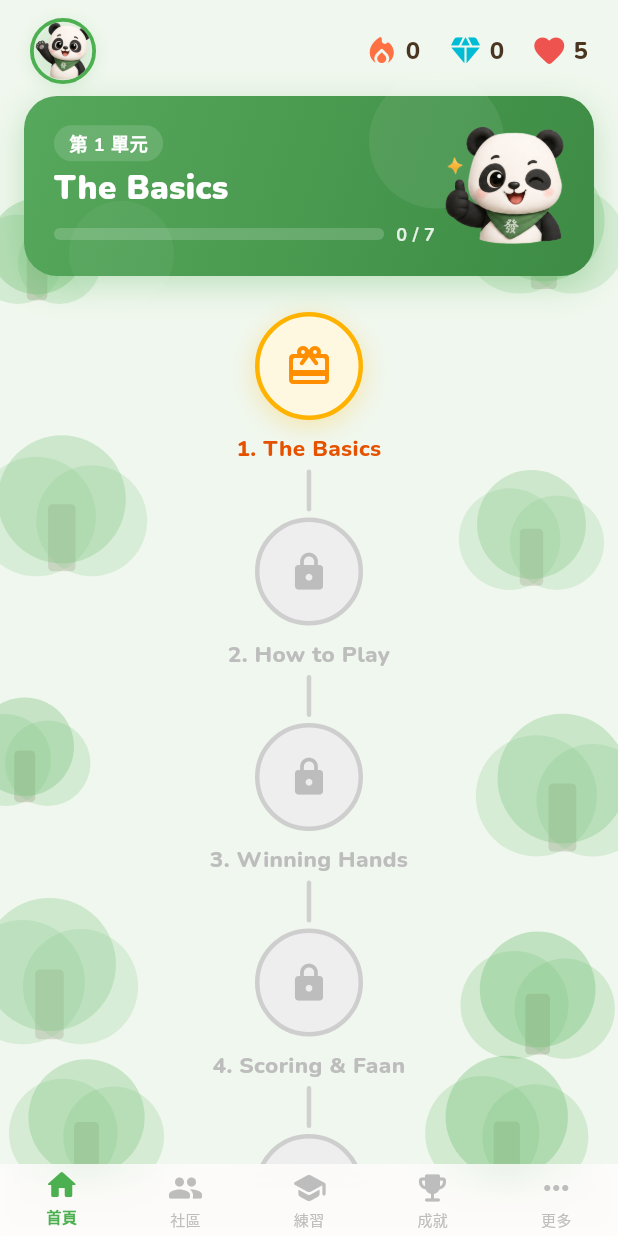
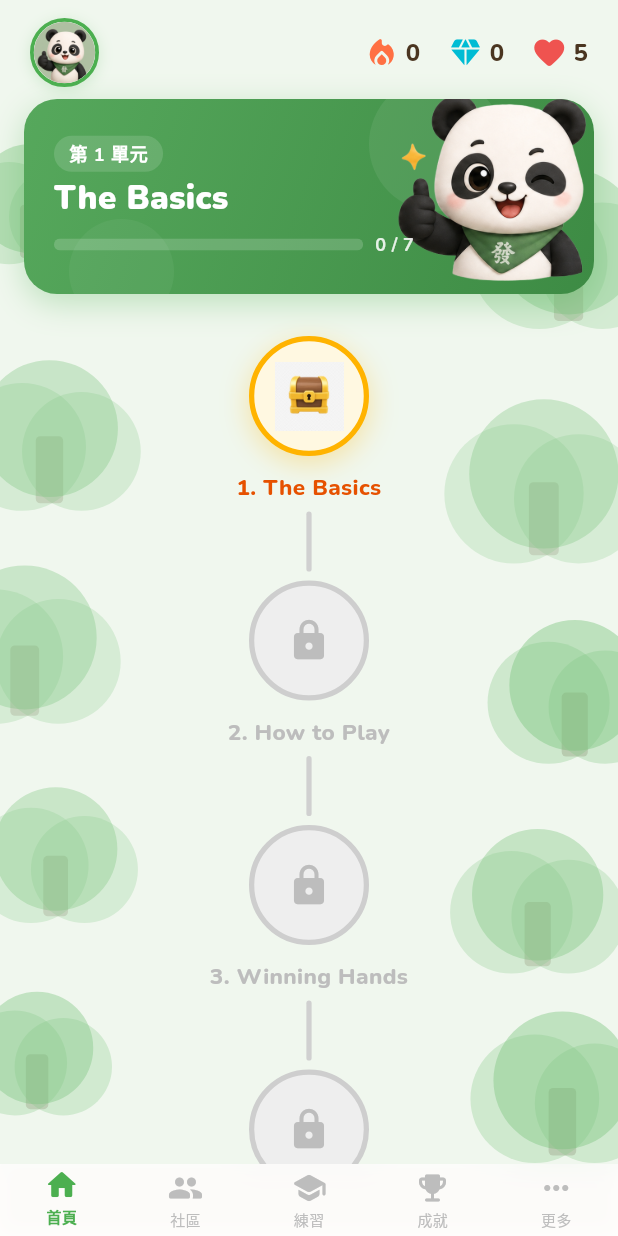
Before and after one commit to garyhcy/mahjong-learning, a Flutter app: the screen it shows once a user with an empty profile is signed in, on a phone screen of 412 x 824 dp. Run offline on Flutter 3.47's test engine with Material 3 defaults, Android fonts, the phone set to English and light mode, and no system bars; our stand-ins replace audioplayers, cloud_firestore, firebase_auth, firebase_core, google_fonts, google_sign_in and 1 more; accounts and stored records are empty; network calls fail.

Commit message:
feat: avatar + treasure chest images, improved home screen layout

```diff
--- a/lib/screens/home_screen.dart
+++ b/lib/screens/home_screen.dart
@@ -45,25 +45,27 @@ class HomeScreen extends StatelessWidget {
       padding: const EdgeInsets.fromLTRB(20, 12, 20, 8),
       child: Row(
         children: [
-          // 熊貓頭像
+          // 熊貓頭像 - 使用專屬 avatar 圖片
           Container(
-            width: 44,
-            height: 44,
+            width: 46,
+            height: 46,
             decoration: BoxDecoration(
               shape: BoxShape.circle,
               border: Border.all(color: const Color(0xFF4CAF50), width: 2.5),
               boxShadow: [
                 BoxShadow(
-                  color: const Color(0xFF4CAF50).withAlpha(40),
+                  color: const Color(0xFF4CAF50).withAlpha(50),
                   blurRadius: 8,
                   offset: const Offset(0, 2),
                 ),
               ],
             ),
-            child: const ClipOval(
-              child: MascotWidget(
-                expression: MascotExpression.happy,
-                size: 44,
+            child: ClipOval(
+              child: Image.asset(
+                'assets/images/avatar.png',
+                width: 46,
+                height: 46,
+                fit: BoxFit.cover,
               ),
             ),
           ),
@@ -119,11 +121,11 @@ class HomeScreen extends StatelessWidget {
   Widget _buildUnitBanner(GameState game, int unitProgress) {
     final stage = game.stages.isNotEmpty ? game.stages.first : null;
     final title = stage?.title ?? '認識麻將';
-    final stageNum = 1;
+    const stageNum = 1;
 
     return Container(
       margin: const EdgeInsets.symmetric(horizontal: 16),
-      height: 120,
+      height: 130,
       decoration: BoxDecoration(
         borderRadius: BorderRadius.circular(22),
         gradient: const LinearGradient(
@@ -139,6 +141,8 @@ class HomeScreen extends StatelessWidget {
           ),
         ],
       ),
+      child: ClipRRect(
+        borderRadius: BorderRadius.circular(22),
         child: Stack(
           clipBehavior: Clip.none,
           children: [
@@ -167,14 +171,21 @@ class HomeScreen extends StatelessWidget {
                 ),
               ),
             ),
-          // 內容
-          Padding(
-            padding: const EdgeInsets.fromLTRB(20, 16, 16, 16),
-            child: Row(
-              crossAxisAlignment: CrossAxisAlignment.center,
-              children: [
-                // 左側文字區
-                Expanded(
+            // 右側吉祥物 - 底部對齊，允許向上溢出
+            Positioned(
+              right: 0,
+              bottom: 0,
+              child: MascotWidget(
+                expression: MascotExpression.wink,
+                size: 140,
+              ),
+            ),
+            // 左側文字區（放在吉祥物之上以確保不被遮擋）
+            Positioned(
+              left: 20,
+              top: 0,
+              bottom: 0,
+              right: 120,
               child: Column(
                 crossAxisAlignment: CrossAxisAlignment.start,
                 mainAxisAlignment: MainAxisAlignment.center,
@@ -261,21 +272,8 @@ class HomeScreen extends StatelessWidget {
                 ],
               ),
             ),
-                // 右側熊貓
-                SizedBox(
-                  width: 90,
-                  child: Align(
-                    alignment: Alignment.bottomCenter,
-                    child: MascotWidget(
-                      expression: MascotExpression.wink,
-                      size: 95,
-                    ),
-                  ),
-                ),
           ],
         ),
-          ),
-        ],
       ),
     );
   }
@@ -293,7 +291,7 @@ class HomeScreen extends StatelessWidget {
     }
 
     return ListView.builder(
-      padding: const EdgeInsets.only(top: 16, bottom: 32),
+      padding: const EdgeInsets.only(top: 20, bottom: 40),
       itemCount: stages.length,
       itemBuilder: (context, i) {
         final stage = stages[i];
@@ -339,26 +337,30 @@ class HomeScreen extends StatelessWidget {
       shadowColor = const Color(0xFF4CAF50);
       titleColor = const Color(0xFF2E7D32);
       nodeChild = const Icon(Icons.star_rounded,
-          color: Color(0xFFFFD54F), size: 34);
+          color: Color(0xFFFFD54F), size: 36);
     } else if (isLocked) {
       circleBg = const Color(0xFFEEEEEE);
       circleBorder = const Color(0xFFCECECE);
       shadowColor = Colors.transparent;
       titleColor = const Color(0xFFBDBDBD);
       nodeChild = const Icon(Icons.lock_rounded,
-          color: Color(0xFFBDBDBD), size: 28);
+          color: Color(0xFFBDBDBD), size: 30);
     } else {
-      // 進行中：寶箱
+      // 進行中：寶箱圖片
       circleBg = const Color(0xFFFFF8E1);
       circleBorder = const Color(0xFFFFB300);
       shadowColor = const Color(0xFFFFB300);
       titleColor = const Color(0xFFE65100);
-      nodeChild = const Icon(Icons.card_giftcard_rounded,
-          color: Color(0xFFFF8F00), size: 32);
+      nodeChild = Image.asset(
+        'assets/images/treasure_chest.png',
+        width: 46,
+        height: 46,
+        fit: BoxFit.contain,
+      );
     }
 
     final lineColor = isCompleted
-        ? const Color(0xFF4CAF50).withAlpha(100)
+        ? const Color(0xFF4CAF50).withAlpha(120)
         : const Color(0xFFD0D0D0);
 
     return Column(
@@ -377,25 +379,25 @@ class HomeScreen extends StatelessWidget {
             children: [
               // 圓形節點
               Container(
-                width: 72,
-                height: 72,
+                width: 80,
+                height: 80,
                 decoration: BoxDecoration(
                   shape: BoxShape.circle,
                   color: circleBg,
-                  border: Border.all(color: circleBorder, width: 3),
+                  border: Border.all(color: circleBorder, width: 3.5),
                   boxShadow: shadowColor != Colors.transparent
                       ? [
                           BoxShadow(
-                            color: shadowColor.withAlpha(70),
-                            blurRadius: 14,
-                            offset: const Offset(0, 4),
+                            color: shadowColor.withAlpha(80),
+                            blurRadius: 16,
+                            offset: const Offset(0, 5),
                           ),
                         ]
                       : null,
                 ),
                 child: Center(child: nodeChild),
               ),
-              const SizedBox(height: 8),
+              const SizedBox(height: 10),
               // 課程名稱
               Text(
                 '$index. ${stage.title}',
@@ -409,12 +411,12 @@ class HomeScreen extends StatelessWidget {
             ],
           ),
         ),
-        // 連線
+        // 連線（加長）
         if (!isLast)
           Container(
-            width: 3,
-            height: 28,
-            margin: const EdgeInsets.symmetric(vertical: 4),
+            width: 3.5,
+            height: 40,
+            margin: const EdgeInsets.symmetric(vertical: 6),
             decoration: BoxDecoration(
               color: lineColor,
               borderRadius: BorderRadius.circular(2),
@@ -446,22 +448,25 @@ class _TreePainter extends CustomPainter {
   void paint(Canvas canvas, Size size) {
     final rng = Random(42);
 
+    // 左右兩側各5棵，均勻分佈在路徑兩旁
     final treePositions = [
-      Offset(size.width * 0.06, size.height * 0.22),
-      Offset(size.width * 0.88, size.height * 0.20),
-      Offset(size.width * 0.10, size.height * 0.44),
-      Offset(size.width * 0.86, size.height * 0.46),
-      Offset(size.width * 0.04, size.height * 0.65),
-      Offset(size.width * 0.91, size.height * 0.68),
-      Offset(size.width * 0.08, size.height * 0.84),
-      Offset(size.width * 0.87, size.height * 0.86),
-      Offset(size.width * 0.14, size.height * 0.97),
-      Offset(size.width * 0.82, size.height * 0.97),
+      // 左側
+      Offset(size.width * 0.05, size.height * 0.18),
+      Offset(size.width * 0.08, size.height * 0.38),
+      Offset(size.width * 0.04, size.height * 0.56),
+      Offset(size.width * 0.09, size.height * 0.74),
+      Offset(size.width * 0.06, size.height * 0.91),
+      // 右側
+      Offset(size.width * 0.92, size.height * 0.22),
+      Offset(size.width * 0.88, size.height * 0.42),
+      Offset(size.width * 0.93, size.height * 0.60),
+      Offset(size.width * 0.87, size.height * 0.78),
+      Offset(size.width * 0.91, size.height * 0.94),
     ];
 
     for (final pos in treePositions) {
-      final scale = 1.4 + rng.nextDouble() * 0.8;
-      final opacity = 0.20 + rng.nextDouble() * 0.10;
+      final scale = 1.5 + rng.nextDouble() * 0.8;
+      final opacity = 0.22 + rng.nextDouble() * 0.10;
       _drawTree(canvas, pos, scale, opacity, rng);
     }
   }
@@ -482,7 +487,7 @@ class _TreePainter extends CustomPainter {
 
     final trunkW = 9 * scale;
     final trunkH = 22 * scale;
-    final crownR = 28 * scale;
+    final crownR = 30 * scale;
 
     // 樹幹
     final trunkRect = RRect.fromRectAndRadius(
```
Also changed, not shown: assets/images/avatar.png (added), assets/images/treasure_chest.png (added). Lines whose indentation alone changed are shown as unchanged.
